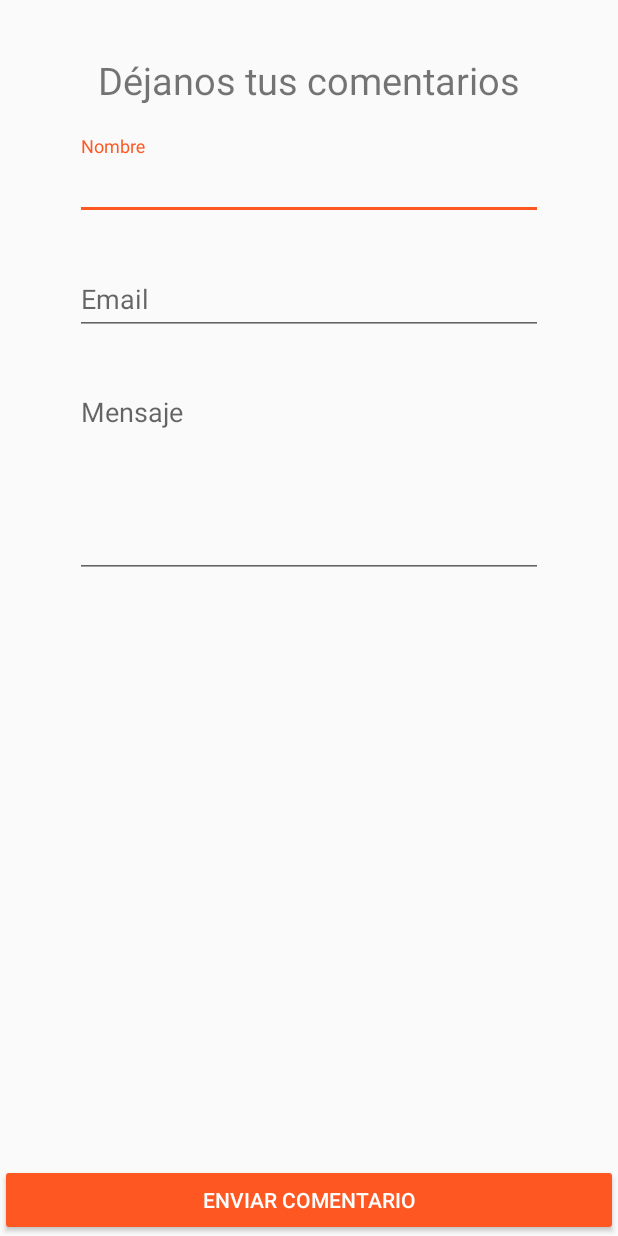
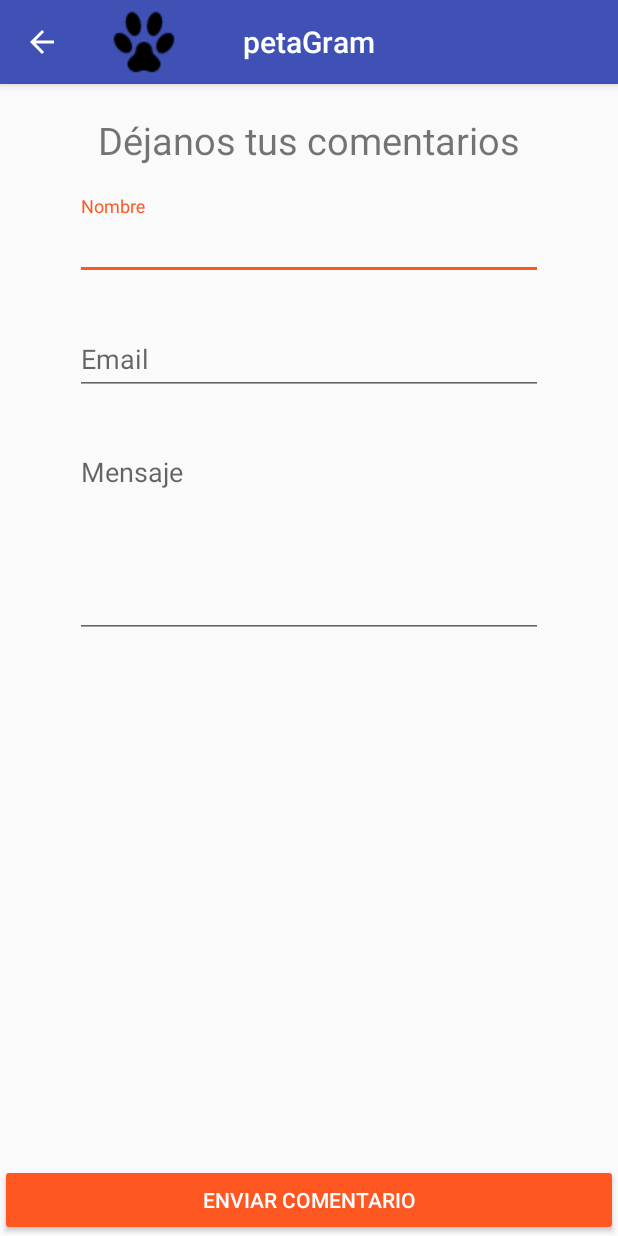
Before and after one commit to JonnyCiel/petaGram, an Android app: the ContactoActividad screen opened directly, with no data from a screen before it, on a phone screen of 412 x 824 dp. Run offline under Robolectric (Android 15) with nearby library versions, the light colour scheme and no system bars.

Commit message:
Acerca De y Contacto

```diff
--- a/app/src/main/AndroidManifest.xml
+++ b/app/src/main/AndroidManifest.xml
@@ -22,9 +22,11 @@
             android:name=".Favoritas"
             android:parentActivityName=".MainActivity">
         </activity>
-        <activity android:name=".ContactoActividad">
+        <activity android:name=".ContactoActividad"
+            android:parentActivityName=".MainActivity">
         </activity>
-        <activity android:name=".AcercaActividad">
+        <activity android:name=".AcercaActividad"
+            android:parentActivityName=".MainActivity">
         </activity>
     </application>
 
--- a/app/src/main/java/co/com/jonny/petagram/AcercaActividad.java
+++ b/app/src/main/java/co/com/jonny/petagram/AcercaActividad.java
@@ -2,6 +2,7 @@ package co.com.jonny.petagram;
 
 import android.support.v7.app.AppCompatActivity;
 import android.os.Bundle;
+import android.support.v7.widget.Toolbar;
 
 public class AcercaActividad extends AppCompatActivity {
 
@@ -9,5 +10,9 @@ public class AcercaActividad extends AppCompatActivity {
     protected void onCreate(Bundle savedInstanceState) {
         super.onCreate(savedInstanceState);
         setContentView(R.layout.activity_acerca_actividad);
+        Toolbar toolbar = (Toolbar) findViewById(R.id.toolbarFavoritos);
+        setSupportActionBar(toolbar);
+        getSupportActionBar().setDisplayShowTitleEnabled(false);
+        getSupportActionBar().setDisplayHomeAsUpEnabled(true);
     }
 }
--- a/app/src/main/java/co/com/jonny/petagram/ContactoActividad.java
+++ b/app/src/main/java/co/com/jonny/petagram/ContactoActividad.java
@@ -2,6 +2,7 @@ package co.com.jonny.petagram;
 
 import android.support.v7.app.AppCompatActivity;
 import android.os.Bundle;
+import android.support.v7.widget.Toolbar;
 
 public class ContactoActividad extends AppCompatActivity {
 
@@ -9,5 +10,9 @@ public class ContactoActividad extends AppCompatActivity {
     protected void onCreate(Bundle savedInstanceState) {
         super.onCreate(savedInstanceState);
         setContentView(R.layout.activity_contacto_actividad);
+        Toolbar toolbar = (Toolbar) findViewById(R.id.toolbarFavoritos);
+        setSupportActionBar(toolbar);
+        getSupportActionBar().setDisplayShowTitleEnabled(false);
+        getSupportActionBar().setDisplayHomeAsUpEnabled(true);
     }
 }
--- a/app/src/main/java/co/com/jonny/petagram/MainActivity.java
+++ b/app/src/main/java/co/com/jonny/petagram/MainActivity.java
@@ -2,7 +2,6 @@ package co.com.jonny.petagram;
 
 import android.content.Intent;
 import android.os.Bundle;
-import android.support.design.widget.Snackbar;
 import android.support.v7.app.AppCompatActivity;
 import android.support.v7.widget.LinearLayoutManager;
 import android.support.v7.widget.RecyclerView;
@@ -71,7 +70,8 @@ public class MainActivity extends AppCompatActivity implements Adaptador_Mascota
                 startActivity(intent2);
                 break;
             case R.id.acerca_menu:
-                Snackbar.make(findViewById(android.R.id.content), "Acerca de", Snackbar.LENGTH_SHORT).show();
+                Intent intent3 = new Intent(this, AcercaActividad.class);
+                startActivity(intent3);
                 break;
         }
 
--- a/app/src/main/res/layout/activity_contacto_actividad.xml
+++ b/app/src/main/res/layout/activity_contacto_actividad.xml
@@ -6,13 +6,51 @@ xmlns:tools="http://schemas.android.com/tools"
 xmlns:app="http://schemas.android.com/apk/res-auto"
 android:layout_width="match_parent"
 android:layout_height="match_parent"
-android:paddingTop="@dimen/activity_vertical_margin"
+
 tools:context="co.com.jonny.petagram.ContactoActividad"
 
     >
 
+    <android.support.design.widget.AppBarLayout
+        android:id="@+id/abbBarLa"
+        android:layout_width="match_parent"
+        android:layout_height="wrap_content"
+        android:theme="@style/AppTheme.AppBarOverlay">
+
+        <android.support.v7.widget.Toolbar
+            android:id="@+id/toolbarFavoritos"
+            android:layout_width="match_parent"
+            android:layout_height="?attr/actionBarSize"
+            android:background="?attr/colorPrimary"
+            app:popupTheme="@style/AppTheme.PopupOverlay">
+
+            <ImageView
+                android:id="@+id/toolbar_image"
+                android:layout_width="wrap_content"
+                android:layout_height="wrap_content"
+                android:src="@drawable/footprint"
+                android:textColor="@android:color/white"
+                style="@style/TextAppearance.AppCompat.Widget.ActionBar.Title"
+                android:layout_gravity="left"
+                />
+
+            <TextView
+                android:id="@+id/toolbar_title"
+                android:layout_width="wrap_content"
+                android:layout_height="wrap_content"
+                android:text="@string/app_name"
+                android:textColor="@android:color/white"
+                style="@style/TextAppearance.AppCompat.Widget.ActionBar.Title"
+                android:layout_gravity="center"
+                />
+
+        </android.support.v7.widget.Toolbar>
+
+    </android.support.design.widget.AppBarLayout>
+
 <LinearLayout
     android:orientation="vertical"
+    android:layout_below="@+id/abbBarLa"
     android:layout_width="match_parent"
     android:paddingLeft="@dimen/activity_horizontal_margin"
     android:paddingRight="@dimen/activity_horizontal_margin"
```
Also changed, not shown: app/src/main/res/layout/activity_acerca_actividad.xml (+38 -3 lines).
